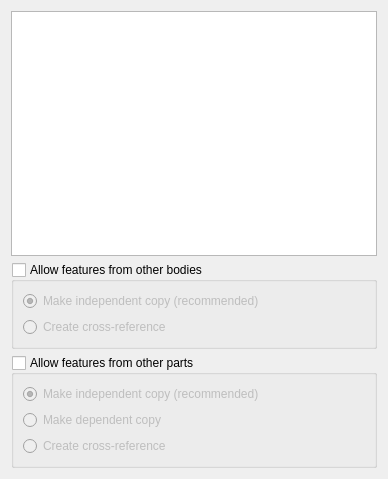
Above: src/Mod/PartDesign/Gui/TaskFeaturePick.ui from berndhahnebach/All_FreeCAD before the change. Below: the same form after it.
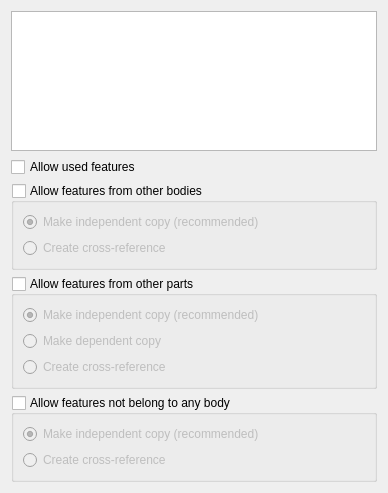
That is the form after the change.

Commit message:
PartDesign/Gui: enhance the TaskFeaturePick with new cotegory of sketches: notInBody
Also add option tp show already used sketches and fix some spacing.

What changed in the file:
```diff
--- a/src/Mod/PartDesign/Gui/TaskFeaturePick.ui
+++ b/src/Mod/PartDesign/Gui/TaskFeaturePick.ui
@@ -7,16 +7,23 @@
     <x>0</x>
     <y>0</y>
     <width>388</width>
-    <height>479</height>
+    <height>493</height>
    </rect>
   </property>
   <property name="windowTitle">
    <string>Form</string>
   </property>
-  <layout class="QVBoxLayout" name="verticalLayout_3">
+  <layout class="QVBoxLayout" name="verticalLayout_4">
    <item>
     <widget class="QListWidget" name="listWidget"/>
    </item>
+   <item>
+    <widget class="QCheckBox" name="checkUsed">
+     <property name="text">
+      <string>Allow used features</string>
+     </property>
+    </widget>
+   </item>
    <item>
     <widget class="QGroupBox" name="checkOtherBody">
      <property name="title">
@@ -91,6 +98,38 @@
      </layout>
     </widget>
    </item>
+   <item>
+    <widget class="QGroupBox" name="checkNoBody">
+     <property name="title">
+      <string>Allow features not belong to any body</string>
+     </property>
+     <property name="checkable">
+      <bool>true</bool>
+     </property>
+     <property name="checked">
+      <bool>false</bool>
+     </property>
+     <layout class="QVBoxLayout" name="verticalLayout_3">
+      <item>
+       <widget class="QRadioButton" name="nobodyRadioIndependent">
+        <property name="text">
+         <string>Make independent copy (recommended)</string>
+        </property>
+        <property name="checked">
+         <bool>true</bool>
+        </property>
+       </widget>
+      </item>
+      <item>
+       <widget class="QRadioButton" name="nobodyRadioXRef">
+        <property name="text">
+         <string>Create cross-reference</string>
+        </property>
+       </widget>
+      </item>
+     </layout>
+    </widget>
+   </item>
   </layout>
  </widget>
  <resources/>
```
The commit also changes 3 other files.
